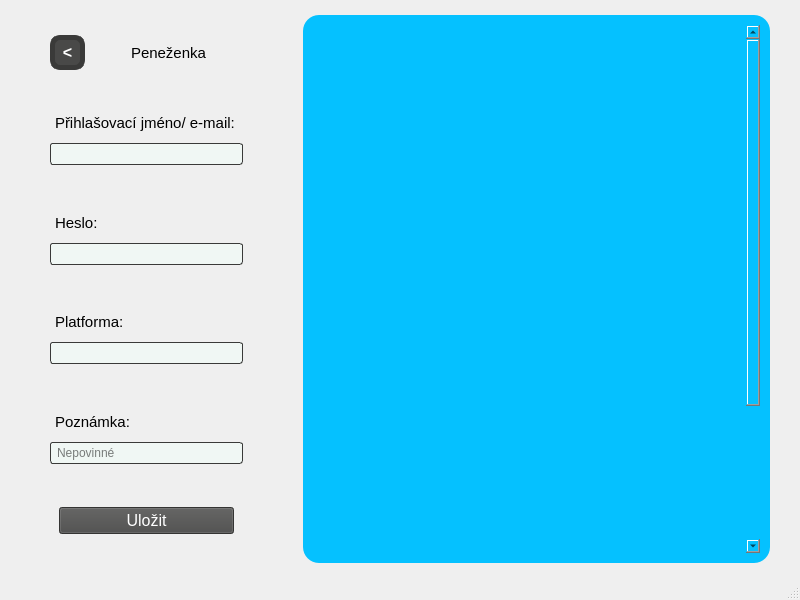
The window that heslator.ui (Drticka14cz/Maturnitni_prace_heslator) describes before a commit, drawn with Qt 5.
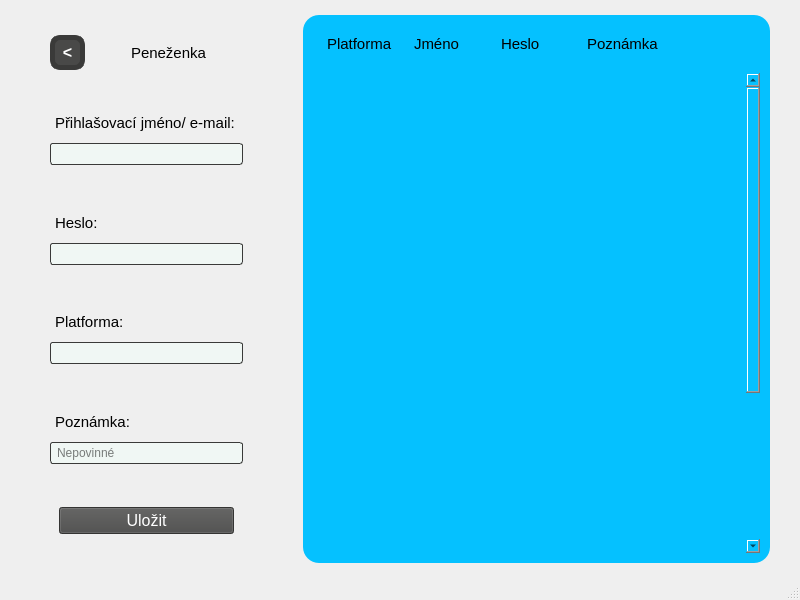
The same window after the commit. Icons and pictures are not drawn.

The edit to the form file:
```diff
--- a/heslator.ui
+++ b/heslator.ui
@@ -2107,6 +2107,53 @@
               <property name="bottomMargin">
                <number>10</number>
               </property>
+              <item>
+               <widget class="QWidget" name="widget_72" native="true">
+                <property name="styleSheet">
+                 <string notr="true">QLabel{
+color:black	;
+	font: 500 12pt &quot;Verdana&quot;;
+}</string>
+                </property>
+                <layout class="QHBoxLayout" name="horizontalLayout_2">
+                 <item>
+                  <widget class="QLabel" name="label_28">
+                   <property name="text">
+                    <string>Platforma</string>
+                   </property>
+                  </widget>
+                 </item>
+                 <item>
+                  <widget class="QLabel" name="label_30">
+                   <property name="text">
+                    <string>Jméno</string>
+                   </property>
+                  </widget>
+                 </item>
+                 <item>
+                  <widget class="QLabel" name="label_31">
+                   <property name="text">
+                    <string>Heslo</string>
+                   </property>
+                  </widget>
+                 </item>
+                 <item>
+                  <widget class="QLabel" name="label_32">
+                   <property name="text">
+                    <string>Poznámka</string>
+                   </property>
+                  </widget>
+                 </item>
+                 <item>
+                  <widget class="QLabel" name="label_33">
+                   <property name="text">
+                    <string/>
+                   </property>
+                  </widget>
+                 </item>
+                </layout>
+               </widget>
+              </item>
               <item>
                <widget class="QScrollArea" name="scrollArea">
                 <property name="widgetResizable">
@@ -2118,10 +2165,25 @@
                    <x>0</x>
                    <y>0</y>
                    <width>435</width>
-                   <height>718</height>
+                   <height>708</height>
                   </rect>
                  </property>
                  <layout class="QVBoxLayout" name="verticalLayout_27">
+                  <property name="spacing">
+                   <number>32</number>
+                  </property>
+                  <property name="leftMargin">
+                   <number>4</number>
+                  </property>
+                  <property name="topMargin">
+                   <number>4</number>
+                  </property>
+                  <property name="rightMargin">
+                   <number>4</number>
+                  </property>
+                  <property name="bottomMargin">
+                   <number>4</number>
+                  </property>
                   <item>
                    <widget class="QWidget" name="penezenka_widget" native="true">
                     <property name="minimumSize">
```
